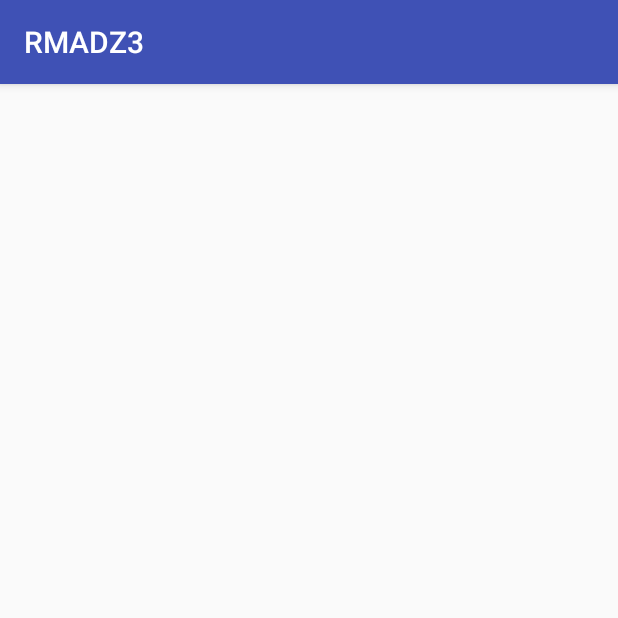
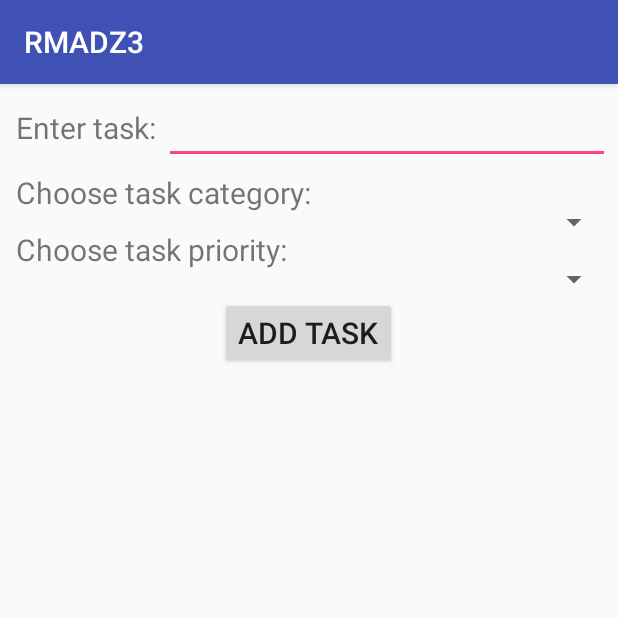
Before and after one commit to ablavicki/RMADZ3test, an Android app: the AddTaskActivity screen opened directly, with no data from a screen before it, on a phone screen of 412 x 824 dp, the top half of it. Run offline under Robolectric (Android 15) with nearby library versions, the phone set to English and light mode, and no system bars; our stand-ins replace ButterKnife; 3 statements that could not run were skipped.

Commit message:
add task and category activities

```diff
--- a/app/src/main/AndroidManifest.xml
+++ b/app/src/main/AndroidManifest.xml
@@ -17,7 +17,8 @@
                 <category android:name="android.intent.category.LAUNCHER" />
             </intent-filter>
         </activity>
-        <activity android:name=".AddTaskActivity"></activity>
+        <activity android:name=".AddTaskActivity" />
+        <activity android:name=".AddCategoryActivity"></activity>
     </application>
 
 </manifest>
--- a/app/src/main/java/com/ferit/ablavicki/rmadz3/AddTaskActivity.java
+++ b/app/src/main/java/com/ferit/ablavicki/rmadz3/AddTaskActivity.java
@@ -1,13 +1,43 @@
 package com.ferit.ablavicki.rmadz3;
 
+import android.arch.lifecycle.LiveData;
 import android.support.v7.app.AppCompatActivity;
 import android.os.Bundle;
+import android.widget.ArrayAdapter;
+import android.widget.ListAdapter;
+import android.widget.Spinner;
+
+import java.lang.reflect.Array;
+import java.util.ArrayList;
+import java.util.List;
+
+import butterknife.BindView;
+import butterknife.ButterKnife;
 
 public class AddTaskActivity extends AppCompatActivity {
+
+    @BindView(R.id.sCategory)
+    Spinner sCategory;
+    @BindView(R.id.sPriority)
+    Spinner sPriority;
+
+    private TaskDatabase mDatabase;
+    private String [] mData;
 
     @Override
     protected void onCreate(Bundle savedInstanceState) {
         super.onCreate(savedInstanceState);
         setContentView(R.layout.activity_add_task);
+        ButterKnife.bind(this);
+        setupSpinner();
     }
+
+    private void setupSpinner() {
+        mData = mDatabase.taskDao().getCategories1();
+        ArrayAdapter<CharSequence> adapter = new ArrayAdapter<CharSequence>(this, android.R.layout.simple_spinner_item, mData);
+        adapter.setDropDownViewResource(android.R.layout.simple_dropdown_item_1line);
+        sCategory.setAdapter(adapter);
+    }
+
+
 }
--- a/app/src/main/java/com/ferit/ablavicki/rmadz3/TaskAdapter.java
+++ b/app/src/main/java/com/ferit/ablavicki/rmadz3/TaskAdapter.java
@@ -44,11 +44,13 @@ public class TaskAdapter extends RecyclerView.Adapter<TaskAdapter.TaskViewHolder
 
     @Override
     public void onBindViewHolder(@NonNull TaskViewHolder holder, int position) {
+
         Task current = mTasks.get(position);
 
         holder.tvCategory.setText(current.getTaskTitle());
         holder.tvCategory.setText(current.getTaskCategory());
-        holder.ivPriority.setImageResource(current.getPriority());
+        //holder.ivPriority.setImageResource(current.getPriority());
+
     }
 
     @Override
--- a/app/src/main/java/com/ferit/ablavicki/rmadz3/TaskDao.java
+++ b/app/src/main/java/com/ferit/ablavicki/rmadz3/TaskDao.java
@@ -6,6 +6,7 @@ import android.arch.persistence.room.Delete;
 import android.arch.persistence.room.Insert;
 import android.arch.persistence.room.Query;
 
+import java.util.ArrayList;
 import java.util.List;
 
 @Dao
@@ -23,4 +24,9 @@ public interface TaskDao {
     @Query("SELECT * FROM Task WHERE category = :category")
     LiveData<List<Task>> getTasksBy(String category);
 
+
+
+    @Query("SELECT category FROM Task")
+    String [] getCategories1();
+
 }
--- a/app/src/main/res/layout/activity_add_task.xml
+++ b/app/src/main/res/layout/activity_add_task.xml
@@ -1,9 +1,72 @@
 <?xml version="1.0" encoding="utf-8"?>
-<android.support.constraint.ConstraintLayout xmlns:android="http://schemas.android.com/apk/res/android"
-    xmlns:app="http://schemas.android.com/apk/res-auto"
-    xmlns:tools="http://schemas.android.com/tools"
+<RelativeLayout
+    android:layout_height="match_parent"
     android:layout_width="match_parent"
-    android:layout_height="match_parent"
-    tools:context=".AddTaskActivity">
+    xmlns:android="http://schemas.android.com/apk/res/android"
+    android:layout_margin="@dimen/margin">
 
-</android.support.constraint.ConstraintLayout>
+    <TextView
+        android:id="@+id/tvTaskTitleAdd"
+        android:layout_width="wrap_content"
+        android:layout_height="wrap_content"
+        android:text="@string/enter_task"
+        android:textSize="@dimen/size_addText"
+        android:layout_alignBaseline="@id/etTaskTitle"
+        android:layout_margin="@dimen/margin"/>
+
+    <EditText
+        android:id="@+id/etTaskTitle"
+        android:layout_width="match_parent"
+        android:layout_height="wrap_content"
+        android:layout_toRightOf="@id/tvTaskTitleAdd"
+        android:textSize="@dimen/size_addText"
+        />
+
+    <TextView
+        android:id="@+id/tvCategoryAdd"
+        android:layout_width="wrap_content"
+        android:layout_height="wrap_content"
+        android:layout_below="@id/etTaskTitle"
+        android:text="@string/task_category"
+        android:textSize="@dimen/size_addText"
+        android:layout_margin="@dimen/margin"/>
+
+    <Spinner
+        android:id="@+id/sCategory"
+        android:layout_width="match_parent"
+        android:layout_height="wrap_content"
+        android:layout_toRightOf="@id/tvCategoryAdd"
+        android:layout_below="@id/etTaskTitle"
+        android:textSize="@dimen/size_addText"
+        android:layout_alignBaseline="@id/tvCategoryAdd"
+        />
+
+    <TextView
+        android:id="@+id/tvPriority"
+        android:layout_width="wrap_content"
+        android:layout_height="wrap_content"
+        android:layout_below="@id/tvCategoryAdd"
+        android:text="@string/task_priority"
+        android:textSize="@dimen/size_addText"
+        android:layout_margin="@dimen/margin"/>
+
+    <Spinner
+        android:id="@+id/sPriority"
+        android:layout_width="match_parent"
+        android:layout_height="wrap_content"
+        android:layout_below="@id/sCategory"
+        android:layout_toRightOf="@id/tvPriority"
+        android:textSize="@dimen/size_addText"
+        android:layout_alignBaseline="@id/tvPriority"/>
+
+    <Button
+        android:id="@+id/bAdd"
+        android:layout_width="wrap_content"
+        android:layout_height="wrap_content"
+        android:text="@string/button_add"
+        android:layout_below="@id/sPriority"
+        android:layout_centerInParent="true"
+        android:textSize="@dimen/size_addText"/>
+
+
+</RelativeLayout>
--- a/app/src/main/res/values/dimens.xml
+++ b/app/src/main/res/values/dimens.xml
@@ -6,4 +6,5 @@
     <dimen name="height_image">120dp</dimen>
     <dimen name="width_image">10dp</dimen>
     <dimen name="margin">5dp</dimen>
+    <dimen name="size_addText">20sp</dimen>
 </resources>
--- a/app/src/main/res/values/strings.xml
+++ b/app/src/main/res/values/strings.xml
@@ -1,3 +1,7 @@
 <resources>
     <string name="app_name">RMADZ3</string>
+    <string name="enter_task">Enter task:</string>
+    <string name="task_category">Choose task category:</string>
+    <string name="task_priority">Choose task priority:</string>
+    <string name="button_add">Add task</string>
 </resources>
--- a/build.gradle
+++ b/build.gradle
@@ -7,7 +7,7 @@ buildscript {
         jcenter()
     }
     dependencies {
-        classpath 'com.android.tools.build:gradle:3.1.0'
+        classpath 'com.android.tools.build:gradle:3.1.1'
 
 
         // NOTE: Do not place your application dependencies here; they belong
```
Also changed, not shown: app/src/main/java/com/ferit/ablavicki/rmadz3/AddCategoryActivity.java (added, +13 -0 lines), app/src/main/java/com/ferit/ablavicki/rmadz3/MainActivity.java (+7 -8 lines), app/src/main/res/layout/activity_add_category.xml (added, +30 -0 lines).
